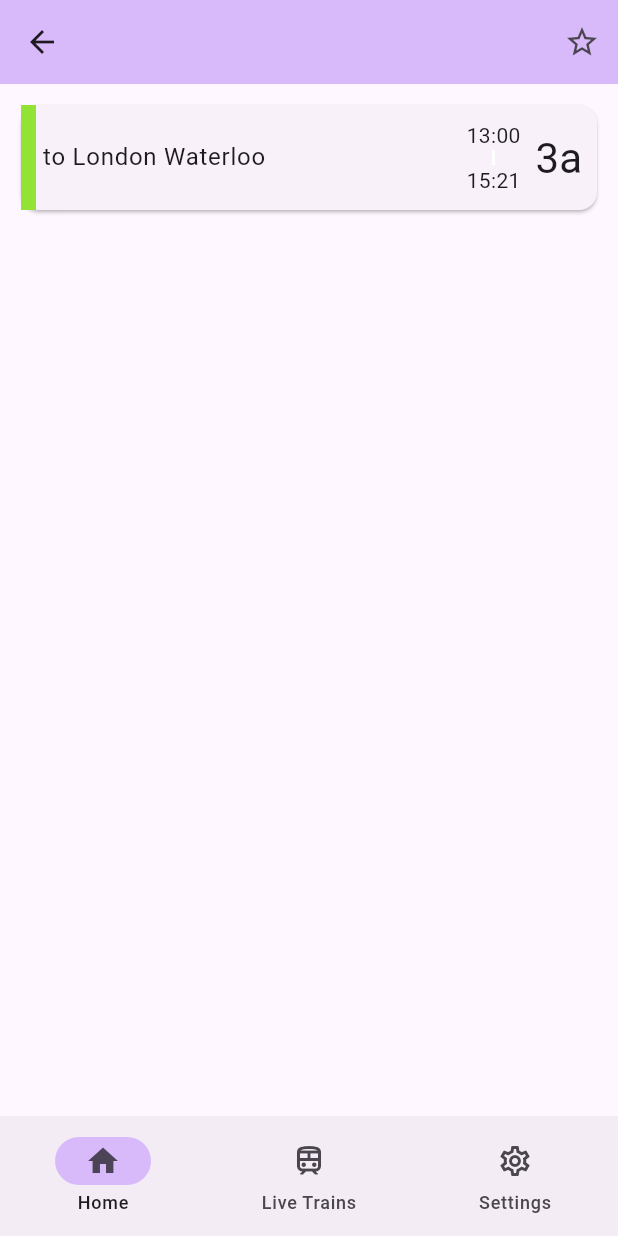
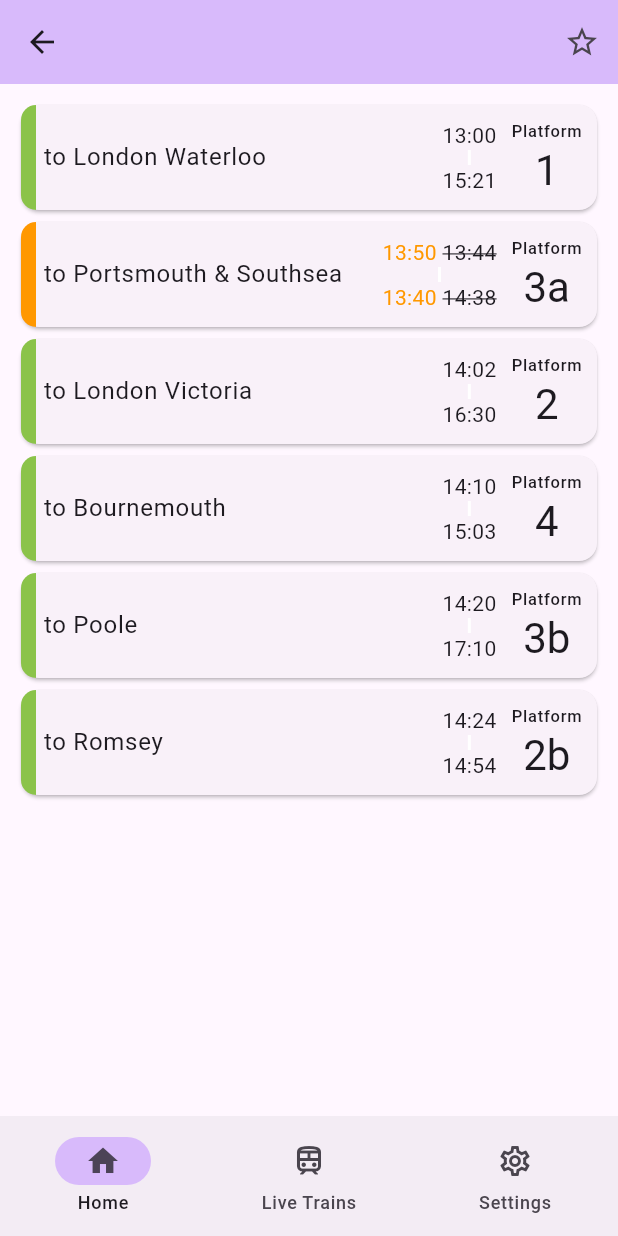
Before and after one commit to HughTB/train-tracked, a Flutter app: the LiveDeparturesPage screen opened directly with empty values, on a phone screen of 412 x 824 dp. Run offline on Flutter 3.47's test engine with Material 2 defaults, Android fonts, the phone set to English and light mode, and no system bars; our stand-ins replace csv, hive, hive_flutter, shared_preferences; accounts and stored records are empty.

Commit message:
feat: start live tracking page; feat: service cards improved; fix: home station now shows as favourite

```diff
--- a/lib/live_departures_page.dart
+++ b/lib/live_departures_page.dart
@@ -27,10 +27,10 @@
         title: Text(widget.title),
         actions: [
           IconButton(
-            icon: (savedStations.containsKey(crs)) ? const Icon(Icons.star) : const Icon(Icons.star_border),
+            icon: (savedStations.containsKey(crs) || savedStations["home"]?.crs == crs) ? const Icon(Icons.star) : const Icon(Icons.star_border),
             tooltip: 'Favourite Station',
             onPressed: () {
-              if (savedStations["home"]!.crs == crs) { return; }
+              if (savedStations["home"]?.crs == crs) { return; }
 
               setState(() {
                 if (savedStations.containsKey(crs)) {
--- a/lib/services.dart
+++ b/lib/services.dart
@@ -1,20 +1,33 @@
 import 'package:flutter/material.dart';
+
+import 'live_tracking_page.dart';
+
+const Color onTimeColour = Colors.lightGreen;
+const Color delayedColour = Colors.orange;
+const Color cancelledColour = Colors.red;
 
 class Service {
   int? rid;
   String? destination;
   String? origin;
   String? std;
+  String? etd;
   String? sta;
+  String? eta;
   String? platform;
 
-  Service(this.rid, this.destination, this.origin, this.std, this.sta, this.platform);
+  Service(this.rid, this.destination, this.origin, this.std, this.etd, this.sta, this.eta, this.platform);
 }
 
 List<Service> getLiveDepartures(String crs) {
   List<Service> services = [];
 
-  services.add(Service(10, "London Waterloo", "Bournemouth", "13:00", "15:21", "3a"));
+  services.add(Service(10, "London Waterloo", "Bournemouth", "13:00", "On Time", "15:21", "On Time", "1"));
+  services.add(Service(11, "Portsmouth & Southsea", "Southampton Central", "13:44", "13:50", "14:38", "13:40", "3a"));
+  services.add(Service(12, "London Victoria", "Southampton Central", "14:02", "On Time", "16:30", "On Time", "2"));
+  services.add(Service(13, "Bournemouth", "Manchester Piccadilly", "14:10", "On Time", "15:03", "On Time", "4"));
+  services.add(Service(14, "Poole", "London Waterloo", "14:20", "On Time", "17:10", "On Time", "3b"));
+  services.add(Service(15, "Romsey", "Romsey", "14:24", "On Time", "14:54", "On Time", "2b"));
 
   return services;
 }
@@ -35,66 +48,94 @@
             padding: const EdgeInsets.fromLTRB(0, 0, 10, 0),
             child: Row(
               children: [
-                const SizedBox(
+                SizedBox(
                   height: 70,
                   width: 10,
                   child: DecoratedBox(
-                      decoration: BoxDecoration(
-                          color: Color(0xFF92E335)
-                      )
+                    decoration: BoxDecoration(
+                      color: (service.etd != "On Time") ? delayedColour : onTimeColour,
+                      borderRadius: const BorderRadius.only(topLeft: Radius.circular(10), bottomLeft: Radius.circular(10)),
+                    ),
                   ),
                 ),
                 Expanded(
-                  child: Text(
-                    " to ${service.destination}",
-                    style: Theme
-                        .of(context)
-                        .textTheme
-                        .bodyLarge,
+                  child: Padding(
+                    padding: const EdgeInsets.only(left: 5),
+                    child: Text(
+                      "to ${service.destination}",
+                      style: Theme.of(context).textTheme.bodyLarge,
+                    ),
                   ),
                 ),
                 Padding(
-                  padding: const EdgeInsets.symmetric(horizontal: 10),
+                  padding: const EdgeInsets.only(right: 10),
                   child: Column(
                     children: [
-                      Text(
-                        "${service.std}",
-                        style: Theme
-                            .of(context)
-                            .textTheme
-                            .bodyMedium,
+                      Text.rich(
+                        TextSpan(
+                          children: ((service.etd != "On Time") ? <TextSpan>[TextSpan(
+                              text: "${service.etd} ",
+                              style: TextStyle(
+                                fontSize: Theme.of(context).textTheme.bodyMedium?.fontSize,
+                                color: delayedColour,
+                              )
+                          )] : <TextSpan>[]) + <TextSpan>[TextSpan(
+                            text: "${service.std}",
+                            style: TextStyle(
+                              fontSize: Theme.of(context).textTheme.bodyMedium?.fontSize,
+                              color: Theme.of(context).textTheme.bodyMedium?.color,
+                              decoration: (service.etd != "On Time") ? TextDecoration.lineThrough : null,
+                            ),
+                          )],
+                        ),
                       ),
                       Container(
                         width: 2,
                         height: 10,
                         color: Colors.white,
                       ),
-                      Text(
-                        "${service.sta}",
-                        style: Theme
-                            .of(context)
-                            .textTheme
-                            .bodyMedium,
+                      Text.rich(
+                        TextSpan(
+                          children: ((service.eta != "On Time") ? <TextSpan>[TextSpan(
+                            text: "${service.eta} ",
+                            style: TextStyle(
+                              fontSize: Theme.of(context).textTheme.bodyMedium?.fontSize,
+                              color: delayedColour,
+                            )
+                          )] : <TextSpan>[]) + <TextSpan>[TextSpan(
+                            text: "${service.sta}",
+                            style: TextStyle(
+                              fontSize: Theme.of(context).textTheme.bodyMedium?.fontSize,
+                              color: Theme.of(context).textTheme.bodyMedium?.color,
+                              decoration: (service.eta != "On Time") ? TextDecoration.lineThrough : null,
+                            ),
+                          )],
+                        ),
                       ),
                     ],
                   ),
                 ),
-                Text(
-                  "${service.platform}",
-                  style: Theme
-                      .of(context)
-                      .textTheme
-                      .headlineMedium,
+                Column(
+                  children: [
+                    Text(
+                      "Platform",
+                      style: Theme.of(context).textTheme.labelSmall,
+                    ),
+                    Text(
+                      "${service.platform}",
+                      style: Theme.of(context).textTheme.headlineMedium,
+                    ),
+                  ],
                 ),
               ],
             ),
           ),
           onTap: () {
             Navigator.push(context, MaterialPageRoute(
-                builder: (context) =>
-                const Text(
-                  "Gaming",
-                )
+              builder: (context) => LiveTrackingPage(
+                title: "to ${service.destination}",
+                service: service,
+              )
             ));
           },
         ),
--- a/lib/stations_search.dart
+++ b/lib/stations_search.dart
@@ -62,9 +62,7 @@
         alignment: Alignment.centerLeft,
         child: Text(
           "${station.stationName} (${station.crs})",
-          style: const TextStyle(
-            fontSize: 18.0,
-          ),
+          style: Theme.of(context).textTheme.bodyLarge,
         ),
       ),
       onPressed: () {
```
Also changed, not shown: lib/live_tracking_page.dart (added, +56 -0 lines).
